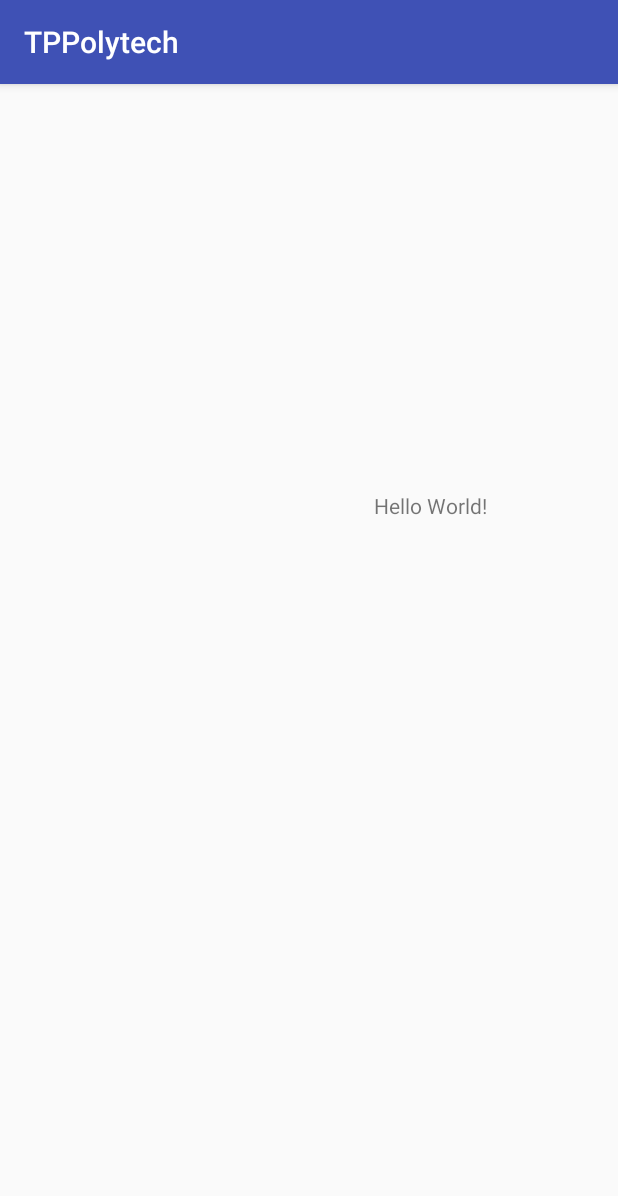
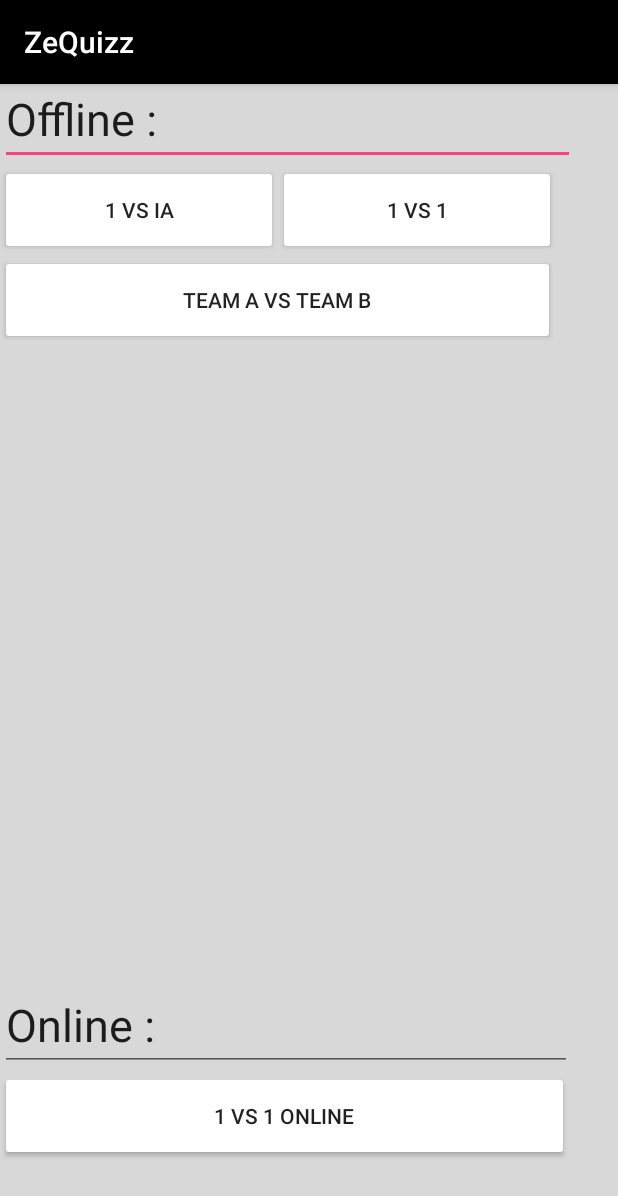
Before and after one commit to Garinlu/Polytech-2017-5A-garin_delacomble, an Android app: the screen it shows after launch (MainActivity), on a phone screen of 412 x 824 dp. Shown: the top 1196 px of the screen. Run offline under Robolectric (Android 15) with nearby library versions, the phone set to English and light mode, and no system bars.

Commit message:
end of first view (main) and begin second view (quizz)

```diff
--- a/app/src/main/res/layout/activity_main.xml
+++ b/app/src/main/res/layout/activity_main.xml
@@ -4,17 +4,78 @@
     xmlns:tools="http://schemas.android.com/tools"
     android:layout_width="match_parent"
     android:layout_height="match_parent"
-    tools:context="com.example.lucas.tppolytech.MainActivity">
+    tools:context="com.example.lucas.tppolytech.MainActivity"
+    android:background="@color/colorBack">
 
-    <TextView
-        android:layout_width="wrap_content"
+    <GridLayout
+        android:layout_width="0dp"
         android:layout_height="wrap_content"
-        android:text="Hello World!"
+        android:columnCount="1"
+        tools:layout_editor_absoluteY="0dp"
+        tools:layout_editor_absoluteX="8dp"
+        android:layout_gravity="top">
+
+        <EditText
+            android:id="@+id/editText2"
+            android:layout_width="383dp"
+            android:layout_height="54dp"
+            android:ems="10"
+            android:inputType="textPersonName"
+            android:text="Offline :"
+            android:textSize="30sp"/>
+
+        <LinearLayout
+            android:layout_width="match_parent"
+            android:layout_height="match_parent"
+            android:orientation="horizontal">
+
+
+            <Button
+                android:id="@+id/button"
+                android:layout_width="185dp"
+                android:layout_height="60dp"
+                android:text="1 vs IA"/>
+
+            <Button
+                android:id="@+id/button2"
+                android:layout_width="185dp"
+                android:layout_height="60dp"
+                android:text="1 vs 1"/>
+        </LinearLayout>
+
+        <Button
+            android:id="@+id/button3"
+            android:layout_width="370dp"
+            android:layout_height="60dp"
+            android:text="Team A vs Team B"/>
+    </GridLayout>
+
+    <GridLayout
+        android:layout_width="395dp"
+        android:layout_height="wrap_content"
+        android:columnCount="1"
+        tools:layout_editor_absoluteX="8dp"
         app:layout_constraintBottom_toBottomOf="parent"
-        app:layout_constraintLeft_toLeftOf="parent"
-        app:layout_constraintRight_toRightOf="parent"
-        app:layout_constraintTop_toTopOf="parent"
-        app:layout_constraintVertical_bias="0.362"
-        app:layout_constraintHorizontal_bias="0.74" />
+        android:layout_marginBottom="50dp">
 
+        <EditText
+            android:id="@+id/editText3"
+            android:layout_width="381dp"
+            android:layout_height="54dp"
+            android:ems="10"
+            android:inputType="textPersonName"
+            android:text="Online :"
+            android:textSize="30sp"
+            tools:layout_editor_absoluteX="16dp"
+            tools:layout_editor_absoluteY="340dp" />
+
+        <Button
+            android:id="@+id/button4"
+            android:layout_width="379dp"
+            android:layout_height="60dp"
+            android:text="1 vs 1 Online"
+            tools:layout_editor_absoluteX="16dp"
+            tools:layout_editor_absoluteY="416dp" />
+
+    </GridLayout>
 </android.support.constraint.ConstraintLayout>
--- /dev/null
+++ b/app/src/main/res/layout/activity_quizz.xml
@@ -0,0 +1,15 @@
+<?xml version="1.0" encoding="utf-8"?>
+<LinearLayout xmlns:android="http://schemas.android.com/apk/res/android"
+    android:orientation="vertical" android:layout_width="match_parent"
+    android:layout_height="match_parent">
+
+    <GridLayout
+        android:layout_width="wrap_content"
+        android:layout_height="wrap_content"
+        android:columnCount="2"
+        android:rowCount="2">
+
+
+    </GridLayout>
+
+</LinearLayout>
--- a/app/src/main/res/values/colors.xml
+++ b/app/src/main/res/values/colors.xml
@@ -3,4 +3,7 @@
     <color name="colorPrimary">#3F51B5</color>
     <color name="colorPrimaryDark">#303F9F</color>
     <color name="colorAccent">#FF4081</color>
+    <color name="colorWhite">#ffffff</color>
+    <color name="colorBack">#D8D8D8</color>
+    <color name="colorBlack">#000000</color>
 </resources>
--- a/app/src/main/res/values/strings.xml
+++ b/app/src/main/res/values/strings.xml
@@ -1,3 +1,3 @@
 <resources>
-    <string name="app_name">TPPolytech</string>
+    <string name="app_name">ZeQuizz</string>
 </resources>
--- a/app/src/main/res/values/styles.xml
+++ b/app/src/main/res/values/styles.xml
@@ -3,9 +3,10 @@
     <!-- Base application theme. -->
     <style name="AppTheme" parent="Theme.AppCompat.Light.DarkActionBar">
         <!-- Customize your theme here. -->
-        <item name="colorPrimary">@color/colorPrimary</item>
-        <item name="colorPrimaryDark">@color/colorPrimaryDark</item>
+        <item name="colorPrimary">@color/colorBlack</item>
+        <item name="colorPrimaryDark">@color/colorBlack</item>
         <item name="colorAccent">@color/colorAccent</item>
+        <item name="colorButtonNormal">@color/colorWhite</item>
     </style>
 
 </resources>
```
Also changed, not shown: 1 other file.
